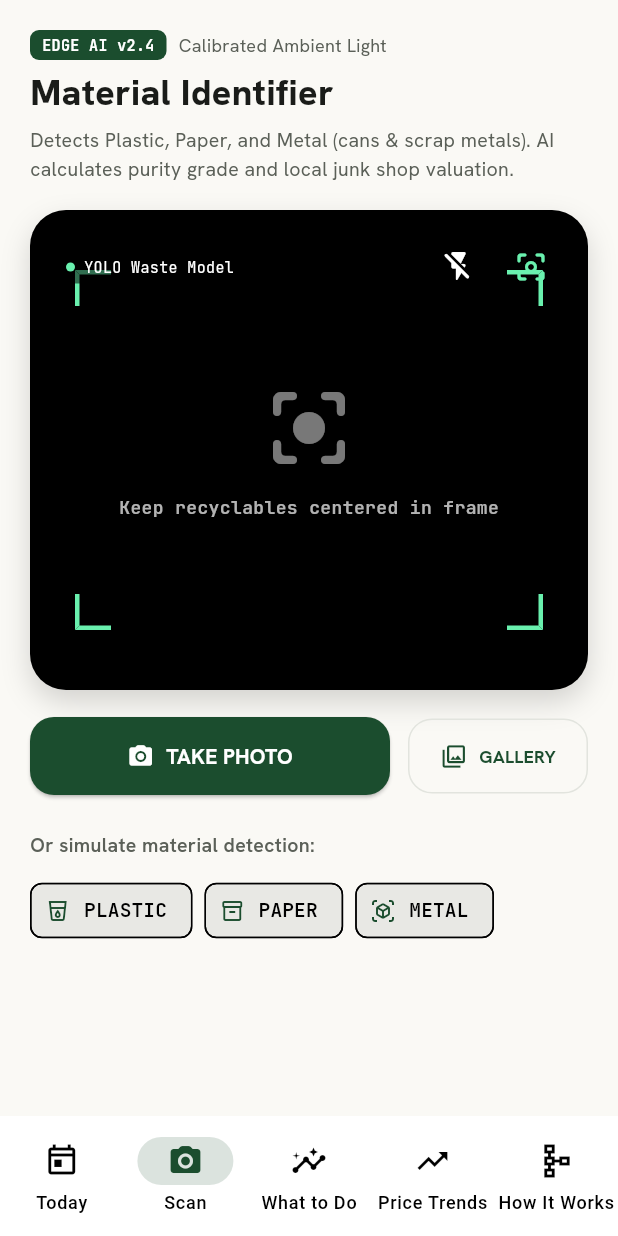
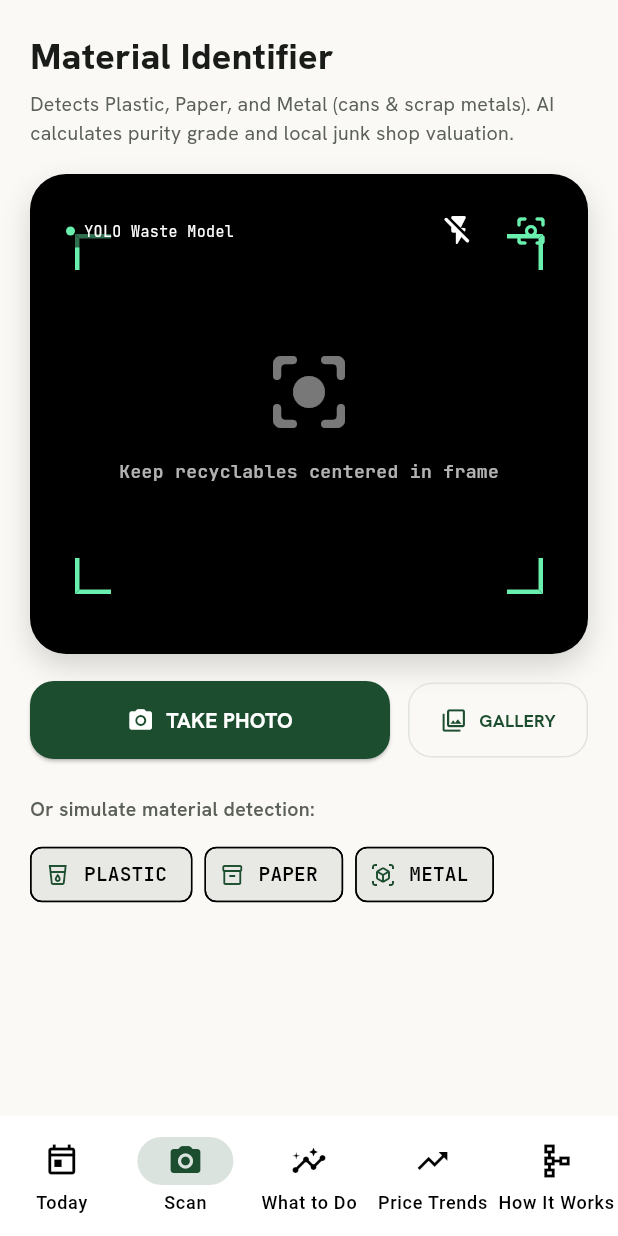
Before and after one commit to RyBoTz/Kalakal-Vision, a Flutter app: the screen it shows after launch, item 2 of the bottom bar chosen, on a phone screen of 412 x 824 dp. Run offline on Flutter 3.47's test engine with Material 3 defaults, Android fonts, the phone set to English and light mode, and no system bars; our stand-ins replace fl_chart, google_fonts, image_picker.

Commit message:
style: remove EDGE AI badge from scan screen

```diff
--- a/lib/screens/scan_screen.dart
+++ b/lib/screens/scan_screen.dart
@@ -208,39 +208,6 @@ class _ScanScreenState extends State<ScanScreen> {
                   Column(
                     crossAxisAlignment: CrossAxisAlignment.start,
                     children: [
-                      Row(
-                        children: [
-                          Container(
-                            padding: const EdgeInsets.symmetric(
-                              horizontal: 8,
-                              vertical: 3,
-                            ),
-                            decoration: BoxDecoration(
-                              color: AppColors.primary,
-                              borderRadius: BorderRadius.circular(6),
-                            ),
-                            child: Text(
-                              "EDGE AI v2.4",
-                              style: GoogleFonts.jetBrainsMono(
-                                fontSize: 10,
-                                fontWeight: FontWeight.w700,
-                                color: Colors.white,
-                              ),
-                            ),
-                          ),
-                          const SizedBox(width: 8),
-                          Text(
-                            "Calibrated Ambient Light",
-                            style: GoogleFonts.hankenGrotesk(
-                              fontSize: 12,
-                              color: isDark
-                                  ? AppColors.textSecondaryDark
-                                  : AppColors.textSecondaryLight,
-                            ),
-                          ),
-                        ],
-                      ),
-                      const SizedBox(height: 4),
                       Text(
                         "Material Identifier",
                         style: GoogleFonts.hankenGrotesk(
```
